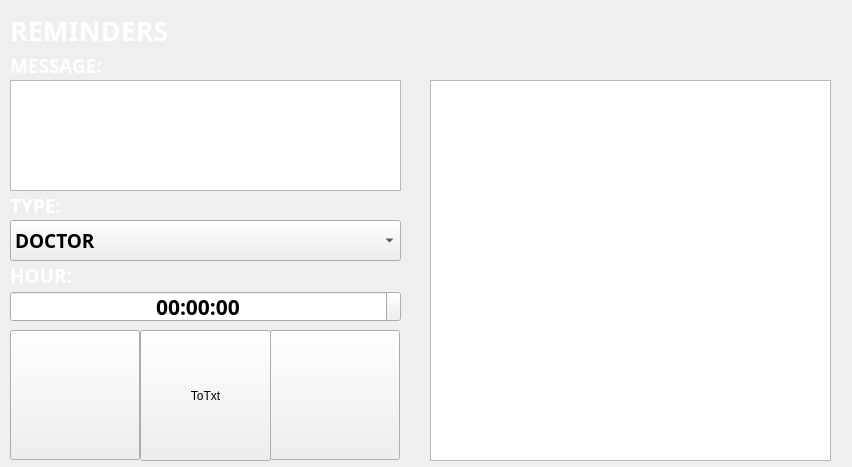
Qt form form.ui (RDRR7/Examen2) before a commit.
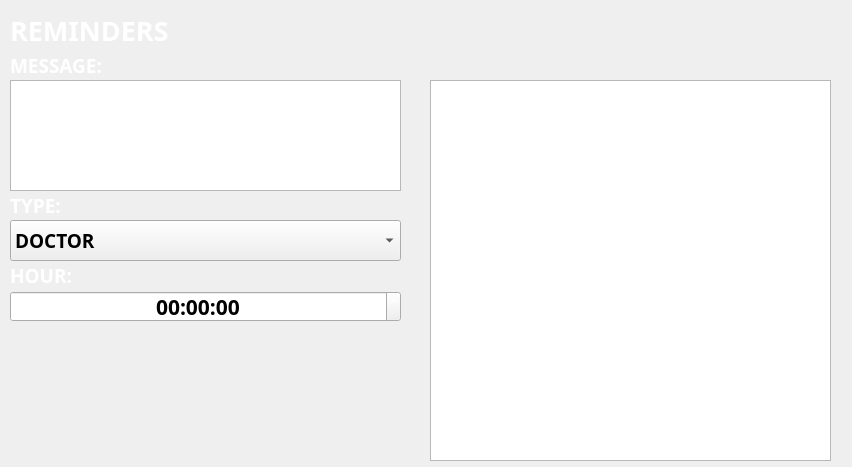
The same form after that commit. Icons and pictures are not drawn.

The edit to the form file:
```diff
--- a/form.ui
+++ b/form.ui
@@ -138,6 +138,9 @@
    <property name="text">
     <string/>
    </property>
+   <property name="flat">
+    <bool>true</bool>
+   </property>
   </widget>
   <widget class="QPushButton" name="pushButton_back">
    <property name="geometry">
@@ -154,6 +157,9 @@
    <property name="text">
     <string/>
    </property>
+   <property name="flat">
+    <bool>true</bool>
+   </property>
   </widget>
   <widget class="QComboBox" name="comboBox_type">
    <property name="geometry">
@@ -315,12 +321,21 @@
     <rect>
      <x>140</x>
      <y>330</y>
-     <width>131</width>
-     <height>131</height>
+     <width>130</width>
+     <height>130</height>
     </rect>
    </property>
+   <property name="autoFillBackground">
+    <bool>false</bool>
+   </property>
+   <property name="styleSheet">
+    <string notr="true">background-image: url(:/text.jpg);</string>
+   </property>
    <property name="text">
-    <string>ToTxt</string>
+    <string/>
+   </property>
+   <property name="flat">
+    <bool>true</bool>
    </property>
   </widget>
   <zorder>background</zorder>
```
